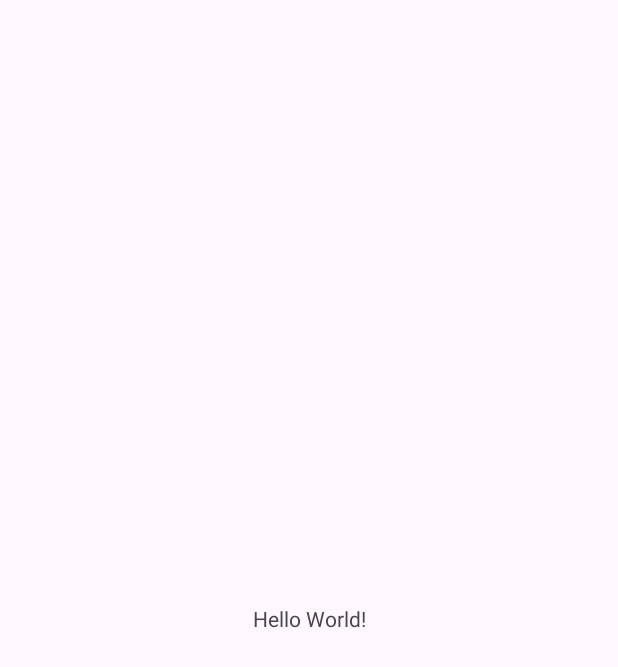
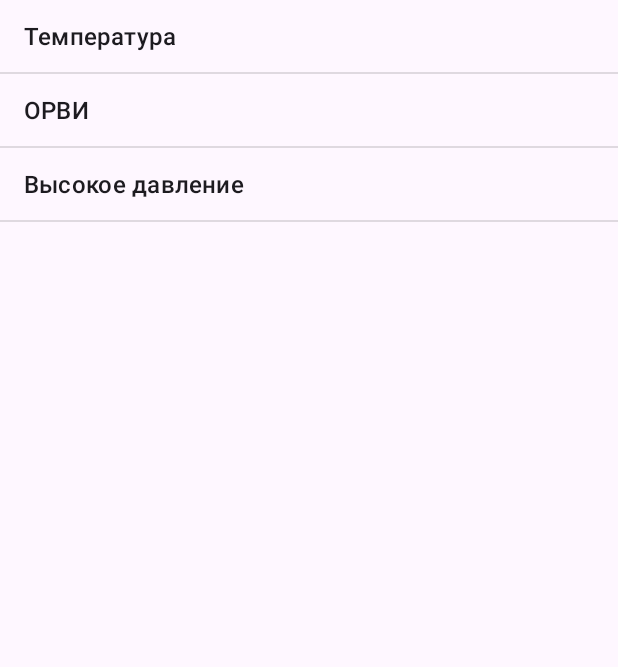
Before and after one commit to medclever/pocket-doctor-mono, an Android app: the screen it shows after launch (MainActivity), on a phone screen of 412 x 824 dp. Before the commit the part shown is almost empty. Shown: the top 667 px of the screen. Run offline under Robolectric (Android 15) with nearby library versions, the phone set to English and light mode, and no system bars.

Commit message:
android list view

```diff
--- a/android/app/src/main/java/com/example/pocketdoctor_free/MainActivity.kt
+++ b/android/app/src/main/java/com/example/pocketdoctor_free/MainActivity.kt
@@ -1,6 +1,8 @@
 package com.example.pocketdoctor_free
 
 import android.os.Bundle
+import android.widget.ArrayAdapter
+import android.widget.ListView
 import androidx.activity.enableEdgeToEdge
 import androidx.appcompat.app.AppCompatActivity
 import androidx.core.view.ViewCompat
@@ -16,5 +18,9 @@ class MainActivity : AppCompatActivity() {
             v.setPadding(systemBars.left, systemBars.top, systemBars.right, systemBars.bottom)
             insets
         }
+
+        var menu = listOf("Температура", "ОРВИ", "Высокое давление")
+        var mainContent = findViewById<ListView>(R.id.mainContent)
+        mainContent.adapter = ArrayAdapter(this, android.R.layout.simple_list_item_1, menu)
     }
 }
--- a/android/app/src/main/res/layout/activity_main.xml
+++ b/android/app/src/main/res/layout/activity_main.xml
@@ -7,10 +7,18 @@
     android:layout_height="match_parent"
     tools:context=".MainActivity">
 
-    <TextView
+    <androidx.constraintlayout.widget.Guideline
+        android:id="@+id/guideline3"
         android:layout_width="wrap_content"
-        android:layout_height="wrap_content"
-        android:text="Hello World!"
+        android:layout_height="wrap_content" />
+
+    <androidx.constraintlayout.widget.Guideline android:layout_width="wrap_content"
+        android:layout_height="wrap_content" />
+
+    <ListView
+        android:id="@+id/mainContent"
+        android:layout_width="0dp"
+        android:layout_height="0dp"
         app:layout_constraintBottom_toBottomOf="parent"
         app:layout_constraintEnd_toEndOf="parent"
         app:layout_constraintStart_toStartOf="parent"
```
